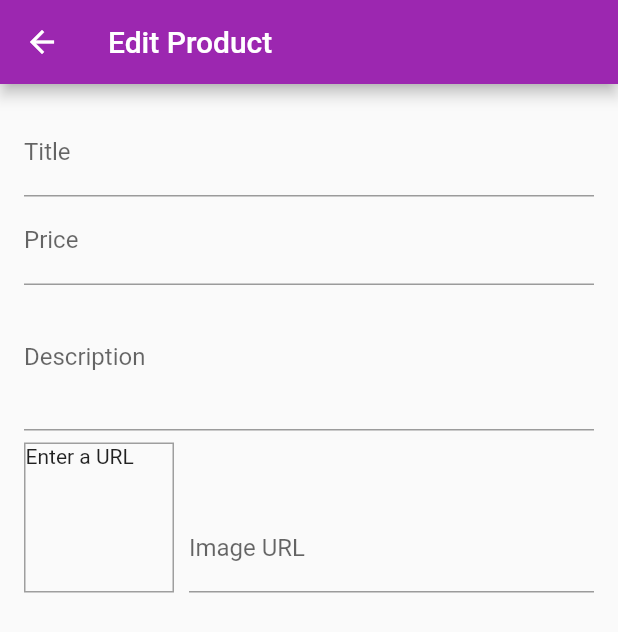
After one commit to prasannakumar2495/myshop, a Flutter app: the EditProductScreen screen opened by its route, on a phone screen of 412 x 824 dp. The commit adds this screen. Shown: the top 632 px of the screen. Run offline on Flutter 3.47's test engine with Material 2 defaults, Android fonts, the phone set to English and light mode, and no system bars; our stand-ins replace badges; network calls fail.

Commit message:
still need to validate controller for image url

```diff
--- a/lib/main.dart
+++ b/lib/main.dart
@@ -3,9 +3,11 @@ import 'package:myshop/providers/cart.dart';
 import 'package:myshop/providers/orders.dart';
 import 'package:myshop/providers/products_provider.dart';
 import 'package:myshop/screens/cart_screen.dart';
+import 'package:myshop/screens/edit_product_screen.dart';
 import 'package:myshop/screens/orders_screen.dart';
 import 'package:myshop/screens/product_detail_screen.dart';
 import 'package:myshop/screens/products_overview_screen.dart';
+import 'package:myshop/screens/user_products_screen.dart';
 import 'package:provider/provider.dart';
 
 void main() {
@@ -47,6 +49,8 @@ class MyApp extends StatelessWidget {
               const ProductDetailScreen(),
           CartScreen.routeName: (context) => const CartScreen(),
           OrdersScreen.routeName: (context) => const OrdersScreen(),
+          UserProductsScreen.routeName: (context) => const UserProductsScreen(),
+          EditProductScreen.routeName: (context) => const EditProductScreen(),
         },
       ),
     );
--- /dev/null
+++ b/lib/screens/edit_product_screen.dart
@@ -0,0 +1,86 @@
+import 'package:flutter/material.dart';
+
+class EditProductScreen extends StatefulWidget {
+  static const routeName = '/editproductscreen';
+  const EditProductScreen({super.key});
+
+  @override
+  State<EditProductScreen> createState() => _EditProductScreenState();
+}
+
+class _EditProductScreenState extends State<EditProductScreen> {
+  final _imageUrlController = TextEditingController();
+  @override
+  void dispose() {
+    _imageUrlController.dispose();
+    super.dispose();
+  }
+
+  @override
+  Widget build(BuildContext context) {
+    return Scaffold(
+      appBar: AppBar(
+        title: const Text('Edit Product'),
+      ),
+      body: Padding(
+        padding: const EdgeInsets.all(16.0),
+        child: Form(
+          child: ListView(
+            children: [
+              TextFormField(
+                decoration: const InputDecoration(labelText: 'Title'),
+                textInputAction: TextInputAction.next,
+                keyboardType: TextInputType.text,
+              ),
+              TextFormField(
+                decoration: const InputDecoration(labelText: 'Price'),
+                textInputAction: TextInputAction.next,
+                keyboardType:
+                    const TextInputType.numberWithOptions(signed: true),
+              ),
+              TextFormField(
+                decoration: const InputDecoration(labelText: 'Description'),
+                maxLines: 3,
+                keyboardType: TextInputType.multiline,
+              ),
+              Row(
+                crossAxisAlignment: CrossAxisAlignment.end,
+                children: [
+                  Container(
+                    width: 100,
+                    height: 100,
+                    margin: const EdgeInsets.only(
+                      top: 8,
+                      right: 10,
+                    ),
+                    decoration: BoxDecoration(
+                      border: Border.all(
+                        width: 1,
+                        color: Colors.grey,
+                      ),
+                    ),
+                    child: _imageUrlController.text.isEmpty
+                        ? const Text('Enter a URL')
+                        : FittedBox(
+                            fit: BoxFit.cover,
+                            child: Image.network(_imageUrlController.text),
+                          ),
+                  ),
+                  //https://cdn.pixabay.com/photo/2015/10/27/08/51/autumn-1008520__480.png
+                  Expanded(
+                    child: TextFormField(
+                      decoration: const InputDecoration(labelText: 'Image URL'),
+                      keyboardType: TextInputType.url,
+                      textInputAction: TextInputAction.done,
+                      controller: _imageUrlController,
+                    ),
+                  ),
+                ],
+              ),
+            ],
+          ),
+        ),
+      ),
+    );
+  }
+}
--- a/lib/widgets/app_drawer.dart
+++ b/lib/widgets/app_drawer.dart
@@ -1,5 +1,6 @@
 import 'package:flutter/material.dart';
 import 'package:myshop/screens/orders_screen.dart';
+import 'package:myshop/screens/user_products_screen.dart';
 
 class AppDrawer extends StatelessWidget {
   const AppDrawer({super.key});
@@ -22,6 +23,7 @@ class AppDrawer extends StatelessWidget {
               Navigator.of(context).pushReplacementNamed('/');
             }),
           ),
+          const Divider(),
           ListTile(
             leading: const Icon(Icons.payment),
             title: const Text('Payment'),
@@ -30,6 +32,15 @@ class AppDrawer extends StatelessWidget {
                   .pushReplacementNamed(OrdersScreen.routeName);
             }),
           ),
+          const Divider(),
+          ListTile(
+            leading: const Icon(Icons.edit),
+            title: const Text('Manage Products'),
+            onTap: (() {
+              Navigator.of(context)
+                  .pushReplacementNamed(UserProductsScreen.routeName);
+            }),
+          ),
         ],
       ),
     );
```
Also changed, not shown: lib/screens/user_products_screen.dart (+38 -3 lines), lib/widgets/user_product_item.dart (added, +42 -0 lines).
